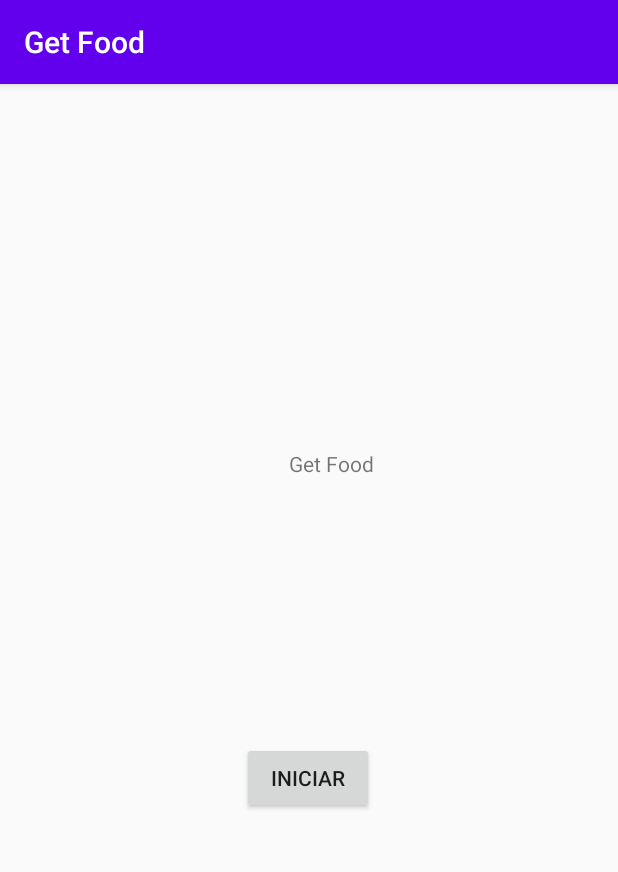
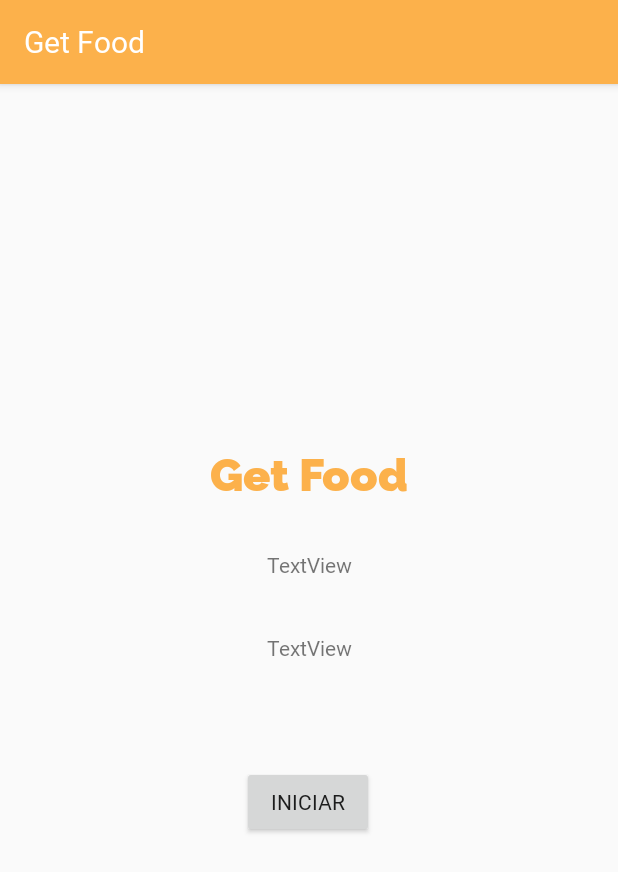
Before and after one commit to k-atara/GetFood, an Android app: the screen it shows after launch (MainActivity), on a phone screen of 412 x 824 dp. Shown: the top 872 px of the screen. Run offline under Robolectric (Android 15) with nearby library versions, the phone set to English and light mode, and no system bars.

Commit message:
Fonts and colors
Agregué los colores y letras de nuestra paleta de colores y algunos stilos para los titulos y subtitulos

```diff
--- a/app/src/main/res/layout/activity_main.xml
+++ b/app/src/main/res/layout/activity_main.xml
@@ -8,15 +8,36 @@
 
     <TextView
         android:id="@+id/textView"
+        style="@style/titlesP"
         android:layout_width="wrap_content"
         android:layout_height="wrap_content"
         android:text="Get Food"
         app:layout_constraintBottom_toBottomOf="parent"
-        app:layout_constraintHorizontal_bias="0.542"
         app:layout_constraintLeft_toLeftOf="parent"
         app:layout_constraintRight_toRightOf="parent"
         app:layout_constraintTop_toTopOf="parent"
-        app:layout_constraintVertical_bias="0.325" />
+        app:layout_constraintVertical_bias="0.326" />
+
+    <TextView
+        android:id="@+id/textView2"
+        style="@style/sub_titles"
+        android:layout_width="wrap_content"
+        android:layout_height="wrap_content"
+        android:layout_marginTop="32dp"
+        android:text="TextView"
+        app:layout_constraintEnd_toEndOf="@+id/textView"
+        app:layout_constraintStart_toStartOf="@+id/textView"
+        app:layout_constraintTop_toBottomOf="@+id/textView" />
+
+    <TextView
+        android:id="@+id/textView3"
+        android:layout_width="wrap_content"
+        android:layout_height="wrap_content"
+        android:layout_marginTop="36dp"
+        android:text="TextView"
+        app:layout_constraintEnd_toEndOf="@+id/textView2"
+        app:layout_constraintStart_toStartOf="@+id/textView2"
+        app:layout_constraintTop_toBottomOf="@+id/textView2" />
 
     <Button
         android:id="@+id/btnIniciar"
--- a/app/src/main/res/values/colors.xml
+++ b/app/src/main/res/values/colors.xml
@@ -1,6 +1,8 @@
 <?xml version="1.0" encoding="utf-8"?>
 <resources>
-    <color name="colorPrimary">#6200EE</color>
-    <color name="colorPrimaryDark">#3700B3</color>
-    <color name="colorAccent">#03DAC5</color>
+    <color name="colorPrimary">#FCB14B</color>
+    <color name="colorPrimaryDark">#434343</color>
+    <color name="colorPrimaryLight">#FFE6C2</color>
+    <color name="colorAccent">#053E7A</color>
+    <color name="colorAlert">#8F3D1D</color>
 </resources>
```
Also changed, not shown: app/src/main/res/values/styles.xml (+36 -0 lines), app/src/main/res/font/raleway_black.ttf (added), app/src/main/res/font/raleway_bold.ttf (added), app/src/main/res/font/raleway_semibold.ttf (added), app/src/main/res/font/roboto_bold.ttf (added), app/src/main/res/font/roboto_regular.ttf (added), app/src/main/res/font/roboto_thin.ttf (added).
